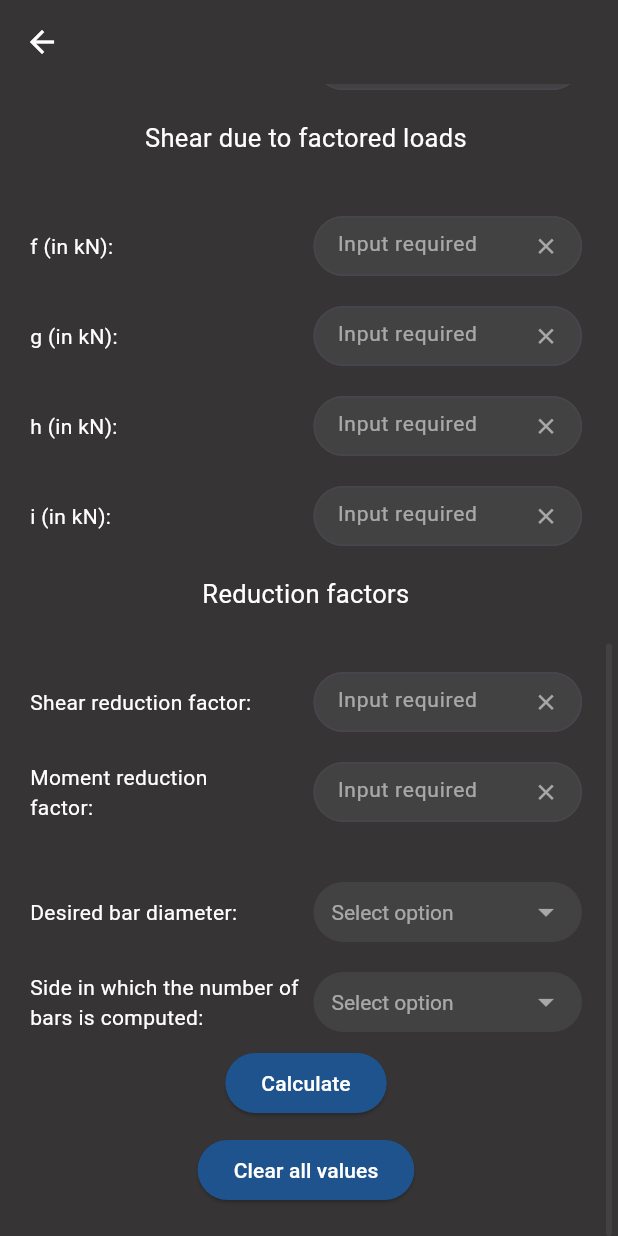
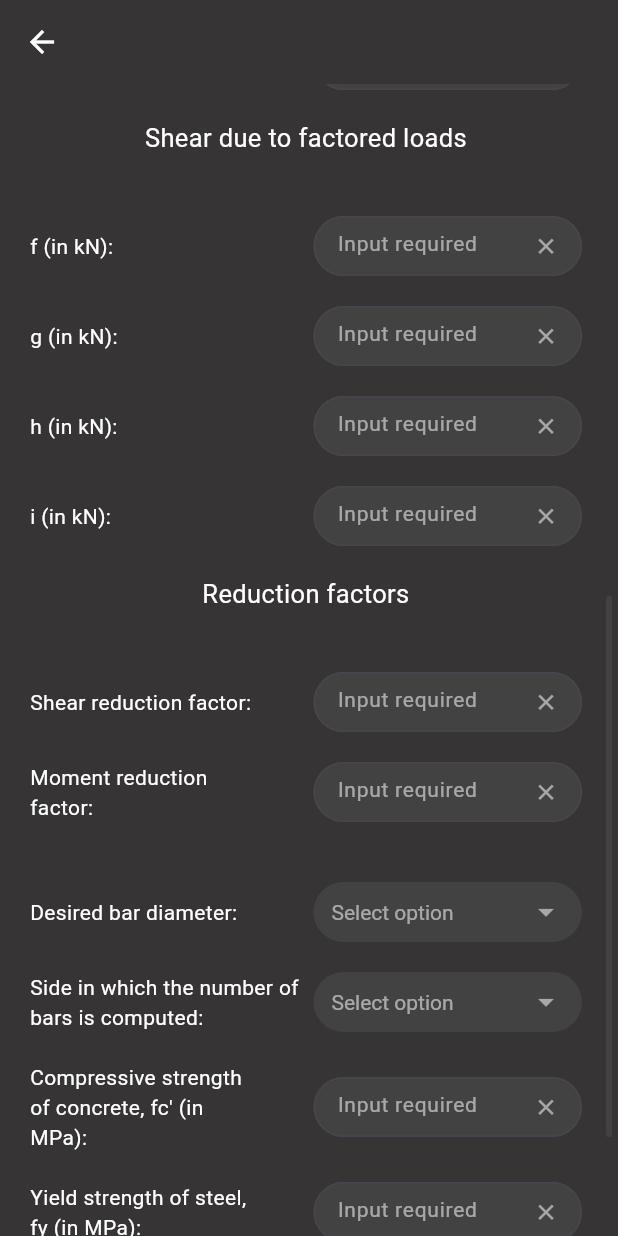
Before and after one commit to raymunddd/foundcalc, a Flutter app: the DesignPage screen opened directly with empty values, scrolled down 726 dp, on a phone screen of 412 x 824 dp. Run offline on Flutter 3.47's test engine with Material 3 defaults, Android fonts, the phone set to English and light mode, and no system bars; statements that could not run were skipped.

Commit message:
RectMoment update
- added input box for fc'
- added input box for fy

```diff
--- a/foundcalc/lib/pages/combined_footing.dart
+++ b/foundcalc/lib/pages/combined_footing.dart
@@ -56,12 +56,8 @@ with AutomaticKeepAliveClientMixin<DesignPage> {
 
   late TextEditingController inputOtherDia;
 
-  /*
-  late TextEditingController inputDf;
-  late TextEditingController inputDw;
-  late TextEditingController inputGammaDry;
-  late TextEditingController inputGammaMoist;
-  */
+  late TextEditingController inputFc;
+  late TextEditingController inputFy;
 
   // solvar (solution variables)
 
@@ -81,12 +77,8 @@ with AutomaticKeepAliveClientMixin<DesignPage> {
 
   double? otherDia;
 
-  /*
-  double? df;
-  double? dw;
-  double? y;
-  double? yDry;
-  */
+  double? fc;
+  double? fy;
 
   // toggles
   bool showSolution = false;
@@ -112,40 +104,6 @@ with AutomaticKeepAliveClientMixin<DesignPage> {
     'Right side (within Column B)',
   ];
 
-  /*
-  String get soilPropOffHeaderrr {
-    if (widget.state.isGammaSatEnabled) {
-      return 'Input only two (2)';
-    } else {
-      return 'Input only one (1)';
-    }
-  }
-
-  String get gammaDryHint {
-    if (widget.state.isGammaDryEnabled) {
-      return '';
-    } else {
-      return 'Input not required';
-    }
-  }
-
-  String get gammaMoistHint {
-    if (widget.state.isGammaMoistEnabled) {
-      return '';
-    } else {
-      return 'Input not required';
-    }
-  }
-
-  String get gammaSatHint {
-    if (widget.state.isGammaSatEnabled) {
-      return 'Input required';
-    } else {
-      return 'Input not required';
-    }
-  }
-  */
-
   String get solutionButtonLabel {
     if (widget.state.showSolution) {
       return 'Hide solution';
@@ -179,13 +137,8 @@ with AutomaticKeepAliveClientMixin<DesignPage> {
 
     inputOtherDia = TextEditingController(text: widget.state.inputOtherDia);
 
-    /*
-    inputDf = TextEditingController(text: widget.state.inputDf);
-    inputDw = TextEditingController(text: widget.state.inputDw);
-    inputGammaDry = TextEditingController(text: widget.state.inputGammaDry);
-    inputGammaMoist = TextEditingController(text: widget.state.inputGammaMoist);
-    */
-
+    inputFc = TextEditingController(text: widget.state.inputFc);
+    inputFy = TextEditingController(text: widget.state.inputFy);
 
     // for dropdowns
 
@@ -211,6 +164,9 @@ with AutomaticKeepAliveClientMixin<DesignPage> {
     inputFactorMoment.addListener(_updateState);
 
     inputOtherDia.addListener(_updateState);
+
+    inputFc.addListener(_updateState);
+    inputFy.addListener(_updateState);
   }
 
   void _updateState() {
@@ -233,6 +189,9 @@ with AutomaticKeepAliveClientMixin<DesignPage> {
 
       widget.state.inputOtherDia = inputOtherDia.text;
 
+      widget.state.inputFc = inputOtherDia.text;
+      widget.state.inputFy = inputOtherDia.text;
+
       //calculate();
 
       widget.onStateChanged(widget.state);
@@ -262,6 +221,9 @@ with AutomaticKeepAliveClientMixin<DesignPage> {
     inputFactorMoment.dispose();
 
     inputOtherDia.dispose();
+
+    inputFc.dispose();
+    inputFy.dispose();
   }
 
   double roundUpToNearest25(double value) {
@@ -289,6 +251,15 @@ with AutomaticKeepAliveClientMixin<DesignPage> {
     shear_h = double.tryParse(inputShear_h.text);
     shear_i = double.tryParse(inputShear_i.text);
 
+    factorShear = double.tryParse(inputFactorShear.text);
+    factorMoment = double.tryParse(inputFactorMoment.text);
+
+    otherDia = double.tryParse(inputOtherDia.text);
+
+    fc = double.tryParse(inputFc.text);
+    fy = double.tryParse(inputFy.text);
+
+    // pang-test ko lang ng submit button ’to, palitan mo na lang
     if (length_a != null) {
       setState(() {
         widget.state.showResults = true;
@@ -364,6 +335,8 @@ with AutomaticKeepAliveClientMixin<DesignPage> {
                       if (barDia == 'Others')
                         entryOtherDia(),
                       dropdownSide(),
+                      entryFc(),
+                      entryFy(),
 
                       SizedBox(height: 10),
                       buttonSubmit(),
@@ -1387,6 +1360,138 @@ with AutomaticKeepAliveClientMixin<DesignPage> {
       ),
     );
   } // dropdownSide
+  Widget entryFc() {
+    return Padding(
+      padding: EdgeInsets.only(top: 20),
+      child: Container(
+        width: MediaQuery.of(context).size.width * 0.9,
+        constraints: BoxConstraints(maxWidth: 500),
+        child: Row(
+          mainAxisAlignment: MainAxisAlignment.spaceBetween, // Centers row children horizontally
+          children: [
+            Flexible(
+              child: Container(
+                width: 150,
+                child: Text(
+                  "Compressive strength of concrete, fc' (in MPa):",
+                  style: TextStyle(color: Colors.white),
+                ),
+              )
+            ),
+            Container(
+              width: 179,
+              child: TextSelectionTheme(
+                data: TextSelectionThemeData(
+                  cursorColor: Colors.white,
+                ),
+                child: SizedBox(
+                  height: 40, // Adjust height as needed
+                  child: TextField(
+                    controller: inputFc,
+                    keyboardType: TextInputType.numberWithOptions(decimal: true), // Allows decimal numbers
+                    inputFormatters: [
+                      FilteringTextInputFormatter.allow(RegExp(r'^\d*\.?\d*$')), // Allows only numbers and one decimal point
+                    ],
+                    style: TextStyle(color: Colors.white),
+                    decoration: InputDecoration(
+                      hintText: "Input required",
+                      hintStyle: TextStyle(color: Colors.white54, fontSize: 14),
+                      border: OutlineInputBorder(
+                        borderRadius: BorderRadius.circular(25),
+                      ),
+                      filled: true,
+                      fillColor: Colors.grey[800],
+                      focusedBorder: OutlineInputBorder(
+                        borderRadius: BorderRadius.circular(25),
+                        borderSide: BorderSide(color: Colors.white),
+                      ),
+                      suffixIcon: IconButton(
+                        icon: Icon(
+                          Icons.clear,
+                          color: Colors.white54,
+                        ),
+                        iconSize: 17,
+                        onPressed: () {
+                          // Clear the text field
+                          inputFc.clear();
+                        },
+                      ),
+                    ),
+                  ),
+                )
+              )
+            ),
+          ],
+        ),
+      ),
+    );
+  } // entryFc
+  Widget entryFy() {
+    return Padding(
+      padding: EdgeInsets.only(top: 20),
+      child: Container(
+        width: MediaQuery.of(context).size.width * 0.9,
+        constraints: BoxConstraints(maxWidth: 500),
+        child: Row(
+          mainAxisAlignment: MainAxisAlignment.spaceBetween, // Centers row children horizontally
+          children: [
+            Flexible(
+              child: Container(
+                width: 150,
+                child: Text(
+                  "Yield strength of steel, fy (in MPa):",
+                  style: TextStyle(color: Colors.white),
+                ),
+              )
+            ),
+            Container(
+              width: 179,
+              child: TextSelectionTheme(
+                data: TextSelectionThemeData(
+                  cursorColor: Colors.white,
+                ),
+                child: SizedBox(
+                  height: 40, // Adjust height as needed
+                  child: TextField(
+                    controller: inputFy,
+                    keyboardType: TextInputType.numberWithOptions(decimal: true), // Allows decimal numbers
+                    inputFormatters: [
+                      FilteringTextInputFormatter.allow(RegExp(r'^\d*\.?\d*$')), // Allows only numbers and one decimal point
+                    ],
+                    style: TextStyle(color: Colors.white),
+                    decoration: InputDecoration(
+                      hintText: "Input required",
+                      hintStyle: TextStyle(color: Colors.white54, fontSize: 14),
+                      border: OutlineInputBorder(
+                        borderRadius: BorderRadius.circular(25),
+                      ),
+                      filled: true,
+                      fillColor: Colors.grey[800],
+                      focusedBorder: OutlineInputBorder(
+                        borderRadius: BorderRadius.circular(25),
+                        borderSide: BorderSide(color: Colors.white),
+                      ),
+                      suffixIcon: IconButton(
+                        icon: Icon(
+                          Icons.clear,
+                          color: Colors.white54,
+                        ),
+                        iconSize: 17,
+                        onPressed: () {
+                          // Clear the text field
+                          inputFy.clear();
+                        },
+                      ),
+                    ),
+                  ),
+                )
+              )
+            ),
+          ],
+        ),
+      ),
+    );
+  } // entryFy
 
   Widget buttonSubmit() {
     return ElevatedButton(
```
